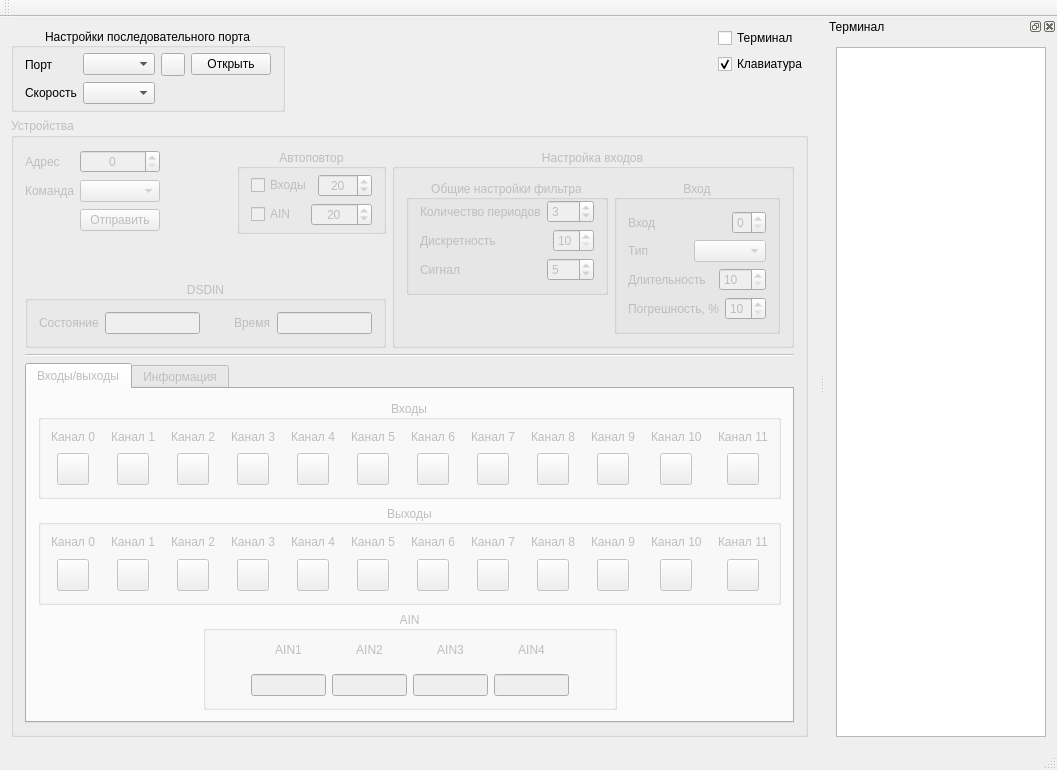
Qt form mainwindow.ui (vlarry/emulator) before a commit.
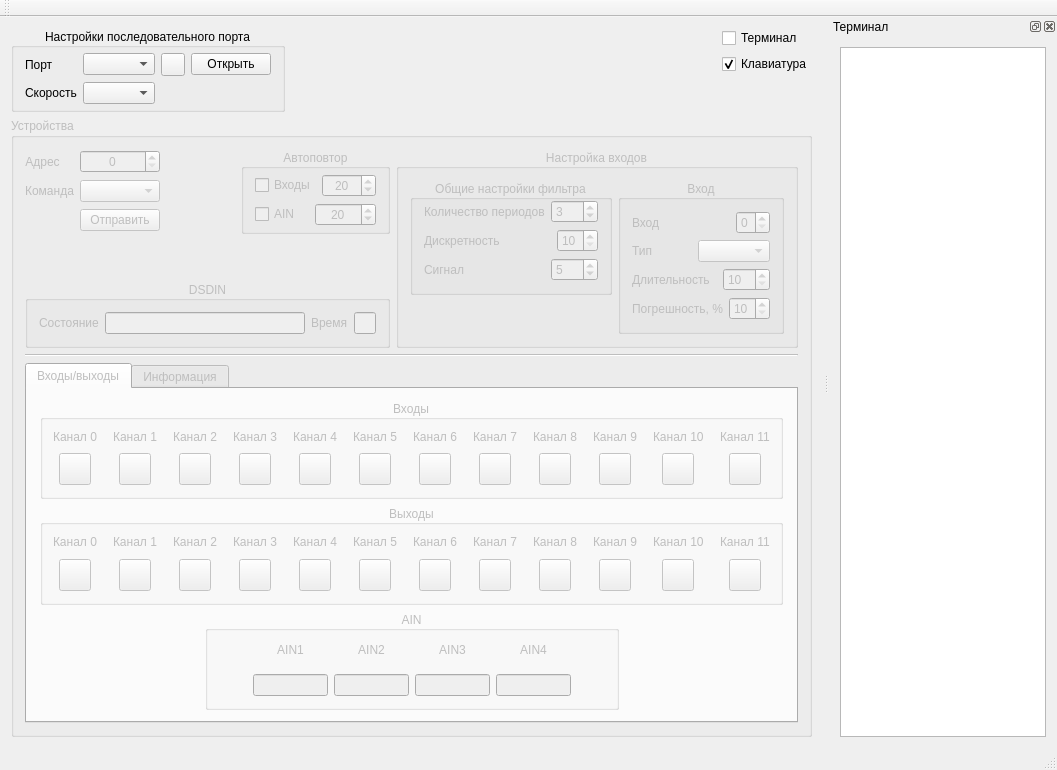
The same form after that commit. Icons and pictures are not drawn. Custom widgets are drawn as their Qt base class.

```diff
--- a/mainwindow.ui
+++ b/mainwindow.ui
@@ -419,6 +419,12 @@
               </item>
               <item>
                <widget class="QLineEdit" name="leStateDSDIN">
+                <property name="minimumSize">
+                 <size>
+                  <width>200</width>
+                  <height>0</height>
+                 </size>
+                </property>
                 <property name="maxLength">
                  <number>100</number>
                 </property>
```
